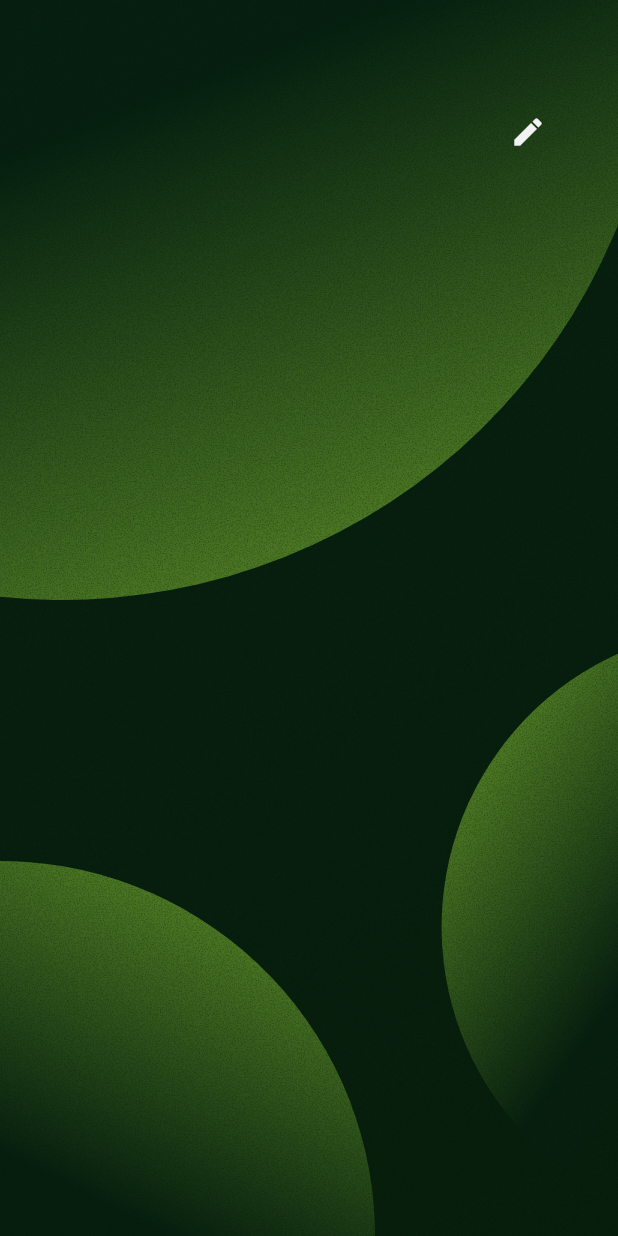
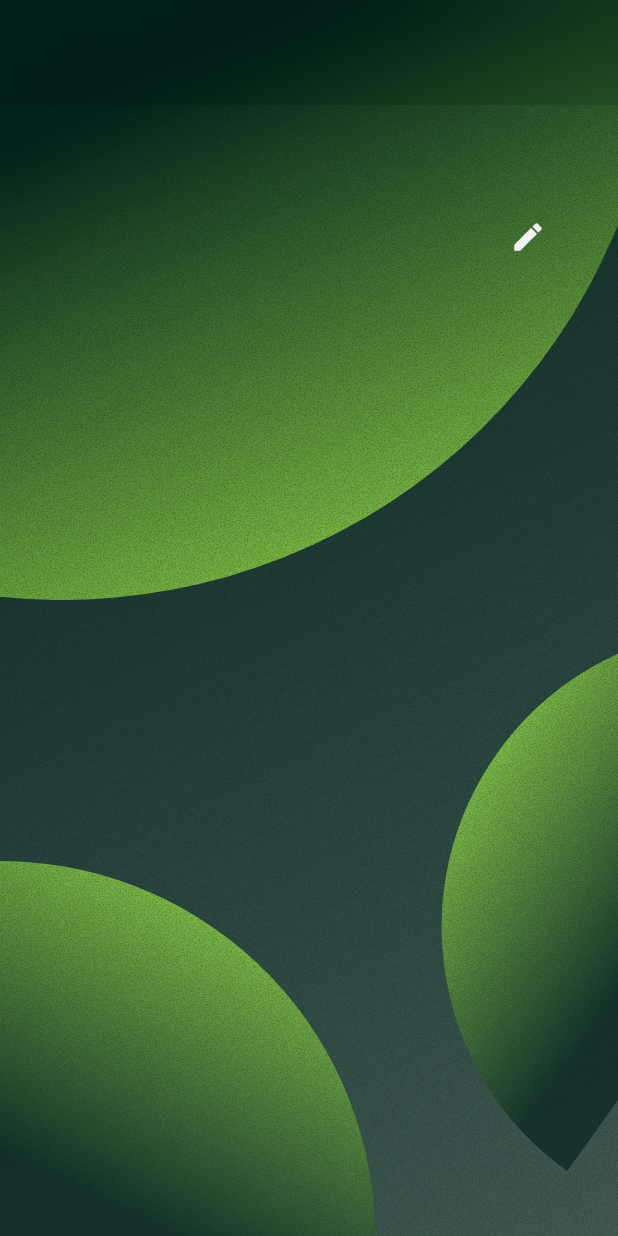
Before and after one commit to kien-mnly/appthemes-v3, a Flutter app: the screen it shows after launch, on a phone screen of 412 x 824 dp. Run offline on Flutter 3.47's test engine with Material 3 defaults, Android fonts, the light colour scheme and no system bars; our stand-ins replace flutter_svg, smooth_corner.

Commit message:
feat: enhance CustomScaffold and DashboardBackground to support dynamic child widgets

```diff
--- a/lib/widgets/custom_scaffold.dart
+++ b/lib/widgets/custom_scaffold.dart
@@ -1,7 +1,12 @@
 import 'dart:ui';
 import 'package:flutter/material.dart';
+import 'package:flutter/services.dart';
 import '../config/theme/custom_background.dart';
+import './custom_safe_area.dart';
 import 'dashboard_background.dart';
+import '../config/theme/custom_colors.dart';
+import '../config/theme/custom_theme.dart';
+import '../config/theme/size_setter.dart';
 
 enum TitleSize { sm, md, lg, xl }
 
@@ -9,7 +14,6 @@ class CustomScaffold extends StatelessWidget {
   final Widget body;
   final CustomBackground background;
 
-  // AppBar related
   final String? title;
   final Widget? leading;
   final String? subTitle;
@@ -20,13 +24,11 @@ class CustomScaffold extends StatelessWidget {
   final bool extendBodyBehindAppBar;
   final bool blurBehindAppBar;
 
-  // Bottom related
   final bool bottom;
   final double minBottomPadding;
   final Widget? floatingNavigationBar;
   final Widget? bottomNavigationBar;
 
-  // Other
   final bool resizeToAvoidBottomInset;
 
   const CustomScaffold({
@@ -64,70 +66,91 @@ class CustomScaffold extends StatelessWidget {
 
   @override
   Widget build(BuildContext context) {
-    return Scaffold(
-      backgroundColor: background.background,
+    return DashboardBackground(
+      background: background,
+      child: Scaffold(
+        backgroundColor: Colors.transparent,
         extendBodyBehindAppBar: extendBodyBehindAppBar,
         resizeToAvoidBottomInset: resizeToAvoidBottomInset,
-      appBar: useAppBar && (title != null || leading != null || actions != null)
-          ? AppBar(
-              title: title != null
-                  ? Column(
-                      crossAxisAlignment: centerTitle
-                          ? CrossAxisAlignment.center
-                          : CrossAxisAlignment.start,
-                      mainAxisSize: MainAxisSize.min,
-                      children: [
-                        Text(
-                          title!,
-                          style: TextStyle(fontSize: _getTitleFontSize()),
-                        ),
-                        if (subTitle != null)
-                          Text(subTitle!, style: const TextStyle(fontSize: 12)),
-                      ],
-                    )
-                  : null,
+        extendBody: true,
+        appBar: !useAppBar
+            ? null
+            : AppBar(
+                iconTheme: IconThemeData(color: CustomColors.light100),
+                backgroundColor: Colors.transparent,
+                centerTitle: centerTitle,
+                elevation: 0,
+                scrolledUnderElevation: 0,
+                clipBehavior: Clip.none,
+                leadingWidth: 55,
+                systemOverlayStyle: SystemUiOverlayStyle.light,
                 leading: leading,
-              actions: actions,
-              centerTitle: centerTitle,
-              backgroundColor: blurBehindAppBar
-                  ? Colors.transparent
-                  : Theme.of(context).appBarTheme.backgroundColor,
-              elevation: blurBehindAppBar ? 0 : null,
+                toolbarHeight: 70,
+                titleSpacing: SizeSetter.getHorizontalScreenPadding(),
                 flexibleSpace: blurBehindAppBar
                     ? ClipRect(
                         child: BackdropFilter(
-                        filter: ImageFilter.blur(sigmaX: 10, sigmaY: 10),
+                          filter: ImageFilter.blur(sigmaX: 15, sigmaY: 15),
                           child: Container(
-                          color: Colors.black.withValues(alpha: 1.0),
+                            color: Colors.black.withValues(alpha: 0.05),
                           ),
                         ),
                       )
                     : null,
+                title: title != null
+                    ? Text(
+                        title!,
+                        style: TextStyle(
+                          fontSize: _getTitleFontSize(),
+                          fontWeight: FontWeight.bold,
+                          color: CustomColors.light100,
+                        ),
                       )
                     : null,
-      body: Stack(
-        children: [
-          Opacity(
-            opacity: background.backgroundOpacity,
-            child: DashboardBackground(background: background),
+                bottom: subTitle != null
+                    ? PreferredSize(
+                        preferredSize: Size.fromHeight(
+                          10 * MediaQuery.textScalerOf(context).scale(2),
                         ),
+                        child: Padding(
+                          padding: const EdgeInsets.only(
+                            left: 25,
+                            bottom: 10,
+                            top: 10,
+                          ),
+                          child: Align(
+                            alignment: Alignment.centerLeft,
+                            child: Text(
+                              subTitle!,
+                              style: CustomTheme(context)
+                                  .themeData
+                                  .textTheme
+                                  .bodyLarge
+                                  ?.copyWith(color: CustomColors.dark600),
+                            ),
+                          ),
+                        ),
+                      )
+                    : null,
+                actions: [
                   Padding(
-            padding: EdgeInsets.only(bottom: bottom ? minBottomPadding : 0),
-            child: body,
+                    padding: EdgeInsets.only(
+                      right: SizeSetter.getHorizontalScreenPadding(),
                     ),
-          if (floatingNavigationBar != null)
-            Align(
-              alignment: Alignment.bottomCenter,
-              child: SafeArea(
-                minimum: EdgeInsets.only(bottom: minBottomPadding),
-                child: floatingNavigationBar!,
-              ),
+                    child: Row(children: actions ?? []),
                   ),
                 ],
               ),
-      bottomNavigationBar: floatingNavigationBar == null
-          ? bottomNavigationBar
-          : null,
+        body: CustomSafeArea(
+          top: !useAppBar,
+          bottom: bottom,
+          minBottomPadding: minBottomPadding,
+          child: body,
+        ),
+        bottomNavigationBar: bottomNavigationBar,
+        floatingActionButton: floatingNavigationBar,
+        floatingActionButtonLocation: FloatingActionButtonLocation.centerDocked,
+      ),
     );
   }
 }
--- a/lib/widgets/dashboard_background.dart
+++ b/lib/widgets/dashboard_background.dart
@@ -4,18 +4,29 @@ import '../config/theme/custom_painter.dart';
 
 class DashboardBackground extends StatelessWidget {
   final CustomBackground background;
+  final Widget child;
 
-  const DashboardBackground({super.key, required this.background});
+  const DashboardBackground({
+    super.key,
+    required this.background,
+    required this.child,
+  });
 
   @override
   Widget build(BuildContext context) {
-    return CustomPaint(
-      painter: DashboardPainter(
-        backgroundColors: background.backgroundColors,
-        elementColors: background.elementColors,
-        elementOpacity: background.backgroundOpacity,
-      ),
-      child: Container(),
+    return Stack(
+      fit: StackFit.expand,
+      children: [
+        CustomPaint(
+          painter: DashboardPainter(
+            backgroundColors: background.backgroundColors,
+            elementColors: background.elementColors,
+            elementOpacity: background.backgroundOpacity,
+          ),
+          child: const SizedBox.expand(),
+        ),
+        child,
+      ],
     );
   }
 }
```
Lines whose indentation alone changed are shown as unchanged.
